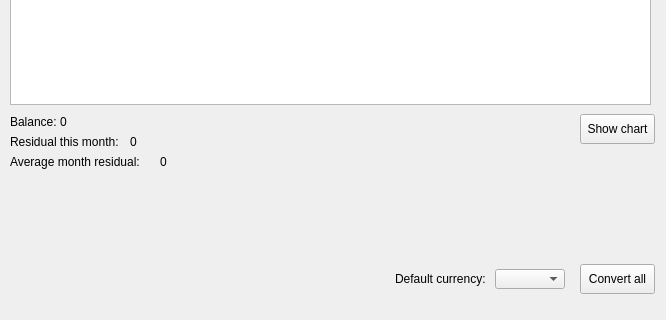
Above: ui/mainwindow.ui from maxjamcitar/purseqt before the change; both pictures show x 0 to 666 and y 195 to 515 of the 666 by 515 pixel window. Below: the same form after it.
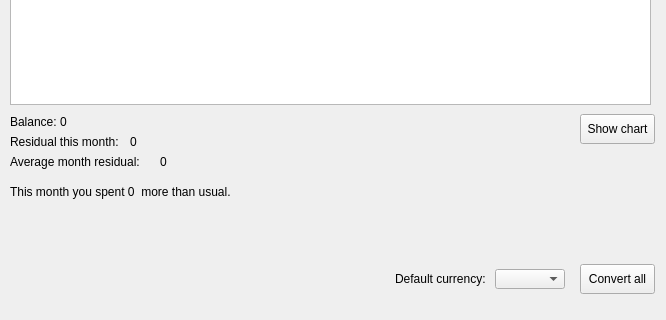
That is the form after the change.

Commit message: added residual chart, label about current month residual

Diff of the .ui file:
```diff
--- a/ui/mainwindow.ui
+++ b/ui/mainwindow.ui
@@ -191,6 +191,19 @@
      <string>Show chart</string>
     </property>
    </widget>
+   <widget class="QLabel" name="labelResidualUsual">
+    <property name="geometry">
+     <rect>
+      <x>10</x>
+      <y>360</y>
+      <width>641</width>
+      <height>16</height>
+     </rect>
+    </property>
+    <property name="text">
+     <string>This month you spent 0  more than usual.</string>
+    </property>
+   </widget>
   </widget>
   <widget class="QMenuBar" name="menubar">
    <property name="geometry">
```
The commit also changes 7 other files.
